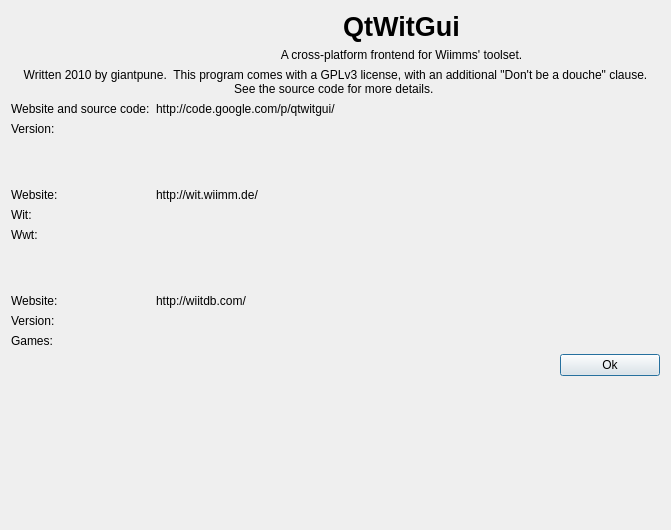
Above: aboutdialog.ui from Xpl0itU/qtwitgui-plus before the change. Below: the same form after it.
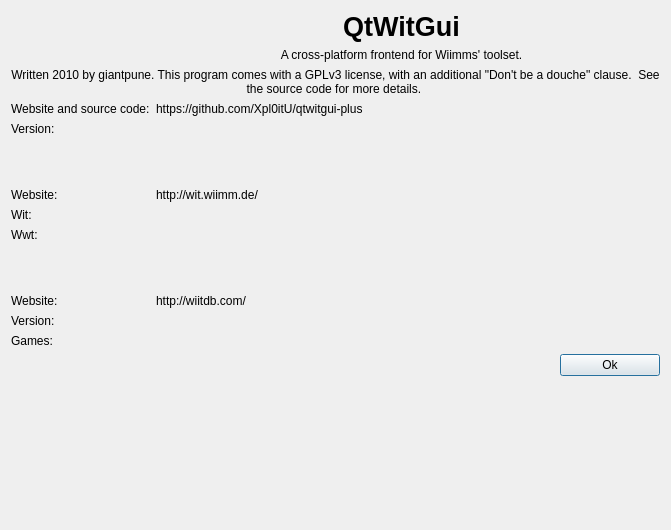
That is the form after the change. Icons and pictures are not drawn.

The edit to the form file:
```diff
--- a/aboutdialog.ui
+++ b/aboutdialog.ui
@@ -85,7 +85,7 @@
      <item>
       <widget class="QLabel" name="label_qtwitgui_giantpune">
        <property name="text">
-        <string>Written 2010 by giantpune.  This program comes with a GPLv3 license, with an additional &quot;Don't be a douche&quot; clause.  See the source code for more details. </string>
+        <string>Written 2010 by giantpune. This program comes with a GPLv3 license, with an additional &quot;Don't be a douche&quot; clause.  See the source code for more details. </string>
        </property>
        <property name="alignment">
         <set>Qt::AlignHCenter|Qt::AlignTop</set>
@@ -107,7 +107,7 @@
    <item row="1" column="1">
     <widget class="QLabel" name="label_qtwitgui_url">
      <property name="text">
-      <string notr="true">http://code.google.com/p/qtwitgui/</string>
+      <string notr="true">https://github.com/Xpl0itU/qtwitgui-plus</string>
      </property>
      <property name="textFormat">
       <enum>Qt::RichText</enum>
```
